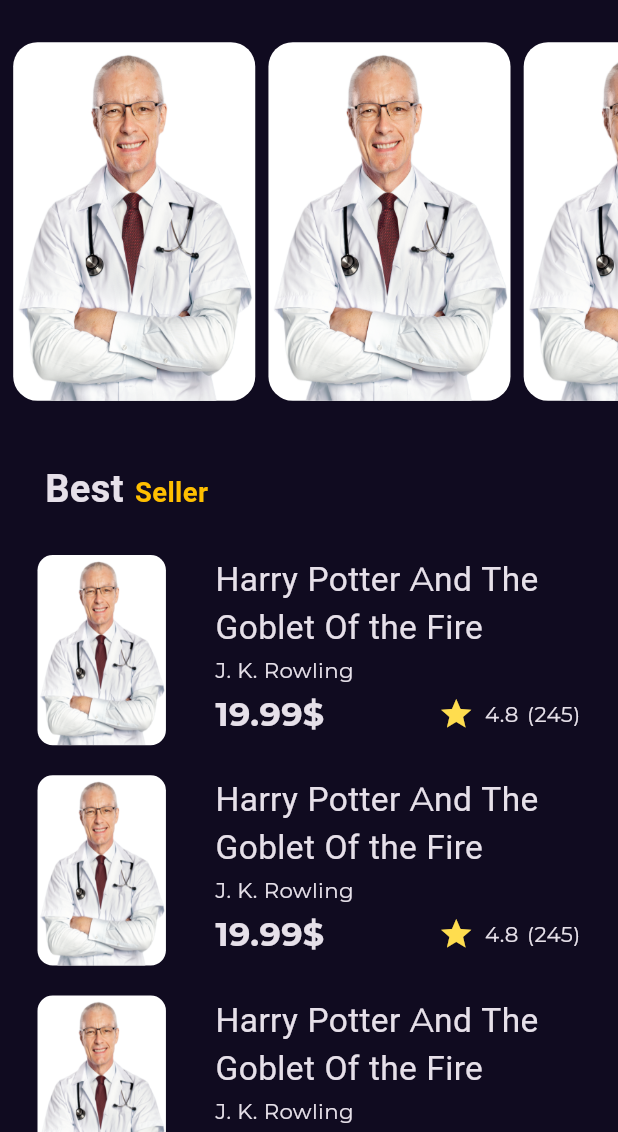
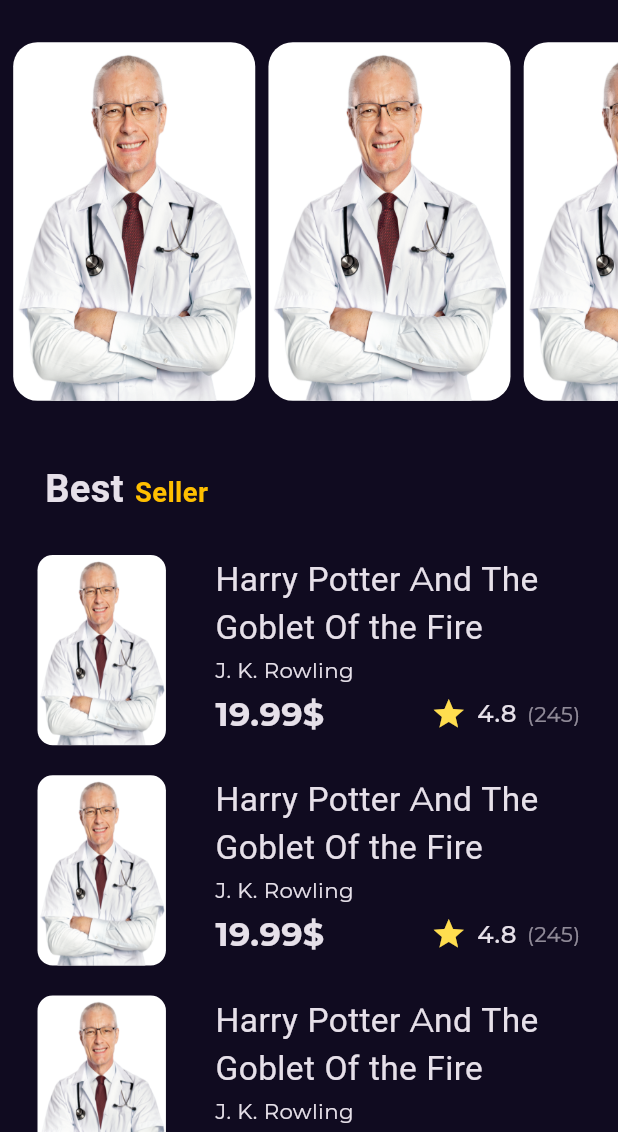
Before and after one commit to NumanSh/BooklyApp, a Flutter app: the screen it shows after launch, on a phone screen of 412 x 824 dp, the part 104-1236 px from its top. Run offline on Flutter 3.47's test engine with Material 3 defaults, Android fonts, the phone set to English and light mode, and no system bars; our stand-ins replace flutter_screenutil, flutter_svg, gap, get, google_fonts.

Commit message:
- adding details of the book

```diff
--- a/bookly_app/lib/core/themes/colors/styles.dart
+++ b/bookly_app/lib/core/themes/colors/styles.dart
@@ -22,4 +22,8 @@ class Styles {
     fontSize: 16.sp,
     fontWeight: FontWeight.w500,
   );
+  static TextStyle fontSize30Bold = TextStyle(
+    fontSize: 30.sp,
+    fontWeight: FontWeight.w900,
+  );
 }
--- a/bookly_app/lib/features/book/presentaion/view/book_details_view.dart
+++ b/bookly_app/lib/features/book/presentaion/view/book_details_view.dart
@@ -6,8 +6,8 @@ class BookDetailsView extends StatelessWidget {
 
   @override
   Widget build(BuildContext context) {
-    return SafeArea(
-      child: const Scaffold(
+    return const SafeArea(
+      child: Scaffold(
         body: BookDetailsViewBody(),
       ),
     );
--- a/bookly_app/lib/features/home/presentaion/view/widgets/customize_list_view_item.dart
+++ b/bookly_app/lib/features/home/presentaion/view/widgets/custom_book_image.dart
@@ -1,8 +1,8 @@
 import 'package:flutter/material.dart';
 import 'package:flutter_screenutil/flutter_screenutil.dart';
 
-class FeatureListViewItem extends StatelessWidget {
-  const FeatureListViewItem({super.key});
+class CustomBookImage extends StatelessWidget {
+  const CustomBookImage({super.key});
 
   @override
   Widget build(BuildContext context) {
--- a/bookly_app/lib/features/home/presentaion/view/widgets/feature_book_list_view.dart
+++ b/bookly_app/lib/features/home/presentaion/view/widgets/feature_book_list_view.dart
@@ -1,7 +1,7 @@
 import 'package:flutter/material.dart';
 import 'package:flutter_screenutil/flutter_screenutil.dart';
 
-import 'customize_list_view_item.dart';
+import 'custom_book_image.dart';
 
 class FeatureBookListView extends StatelessWidget {
   const FeatureBookListView({super.key});
@@ -15,7 +15,7 @@ class FeatureBookListView extends StatelessWidget {
         itemBuilder: (context, index) {
           return Padding(
             padding: EdgeInsets.only(left: 8.w, top: 8.h),
-            child: const FeatureListViewItem(),
+            child: const CustomBookImage(),
           );
         },
       ),
--- a/bookly_app/lib/features/home/presentaion/view/widgets/rating_book.dart
+++ b/bookly_app/lib/features/home/presentaion/view/widgets/rating_book.dart
@@ -5,19 +5,24 @@ import 'package:gap/gap.dart';
 import '../../../../../core/themes/colors/styles.dart';
 
 class RatingBook extends StatelessWidget {
-  const RatingBook({super.key});
-
+  const RatingBook(
+      {super.key, this.mainAxisAlignment = MainAxisAlignment.start});
+  final MainAxisAlignment mainAxisAlignment;
   @override
   Widget build(BuildContext context) {
-    return Row(children: [
-      const Icon(
-        Icons.star,
-        color: Color(0xffFFDD4F),
-      ),
-      Gap(6.3.w),
-      Text('4.8', style: Styles.fontSize14Normal),
-      Gap(5.w),
-      Text('(245)', style: Styles.fontSize14Normal),
-    ]);
+    return Row(
+      mainAxisAlignment: mainAxisAlignment,
+      children: [
+        const Icon(
+          Icons.star,
+          color: Color(0xffFFDD4F),
+        ),
+        Gap(6.3.w),
+        Text('4.8', style: Styles.fontSize16Medium),
+        Gap(6.3.w),
+        Opacity(
+            opacity: 0.6, child: Text('(245)', style: Styles.fontSize14Normal)),
+      ],
+    );
   }
 }
```
Also changed, not shown: bookly_app/lib/features/book/presentaion/view/widgets/book_details_view_body.dart (+32 -24 lines), bookly_app/lib/features/book/presentaion/view/widgets/custom_book_details_app_bar.dart (+8 -2 lines).
